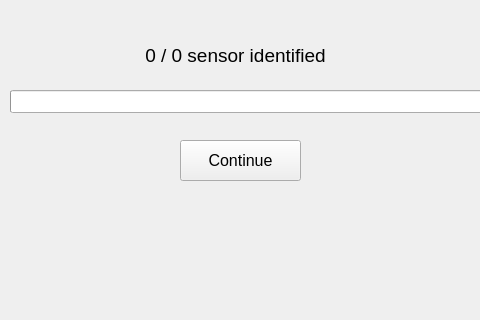
This is src/apps/software/ui/sensorIdentification.ui in karimGeh/monitoring_software_weaving_machine as Qt 5 draws it before an edit; both pictures show x 160 to 640 and y 220 to 540 of the 800 by 540 pixel window. The edited form follows.
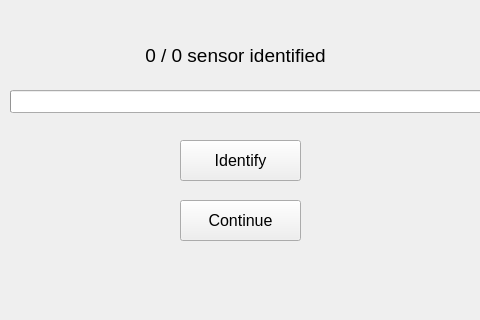
This is the edited form.

Commit message: finishing identification code + test with 2 arduinos

```diff
--- a/src/apps/software/ui/sensorIdentification.ui
+++ b/src/apps/software/ui/sensorIdentification.ui
@@ -58,11 +58,29 @@
     <string/>
    </property>
   </widget>
-  <widget class="QPushButton" name="continueButton">
+  <widget class="QPushButton" name="identifyButton">
    <property name="geometry">
     <rect>
      <x>340</x>
      <y>360</y>
+     <width>121</width>
+     <height>41</height>
+    </rect>
+   </property>
+   <property name="font">
+    <font>
+     <pointsize>12</pointsize>
+    </font>
+   </property>
+   <property name="text">
+    <string>Identify</string>
+   </property>
+  </widget>
+  <widget class="QPushButton" name="continueButton">
+   <property name="geometry">
+    <rect>
+     <x>340</x>
+     <y>420</y>
      <width>121</width>
      <height>41</height>
     </rect>
```
The commit also changes 6 other files.
